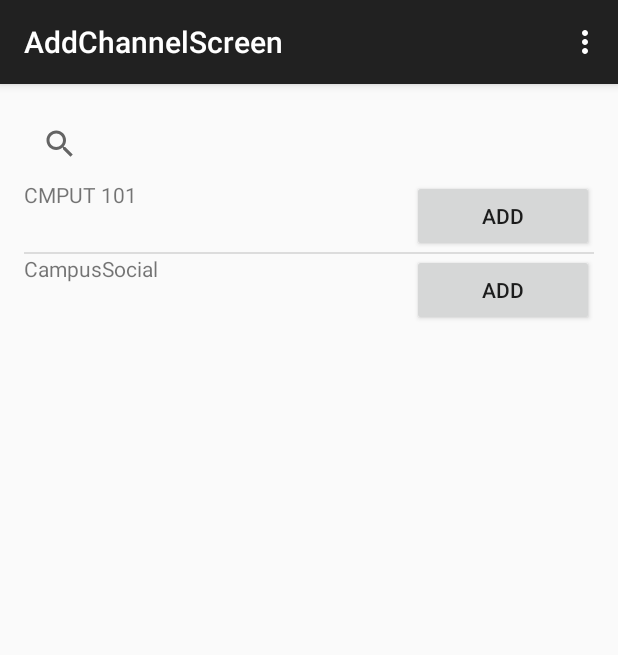
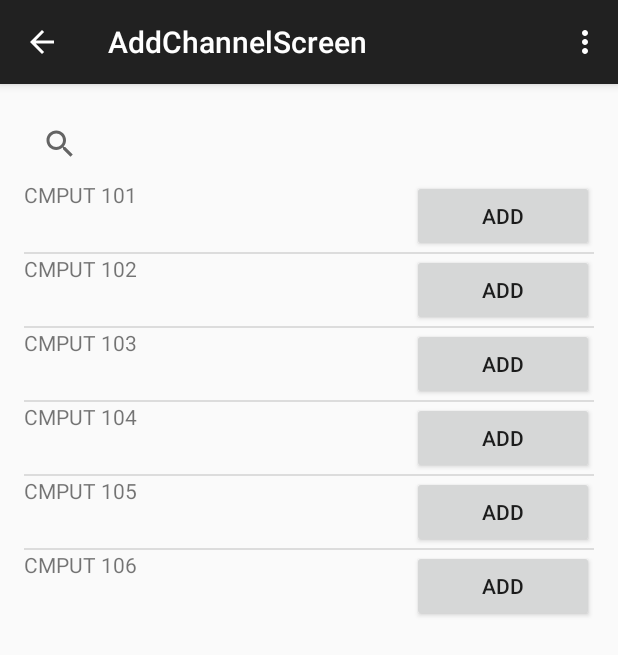
Before and after one commit to cfudge/ClassDiscuss, an Android app: the ChannelsAddActivity screen opened directly, with no data from a screen before it, on a phone screen of 412 x 824 dp. Shown: the top 655 px of the screen. Run offline under Robolectric (Android 15) with nearby library versions, the phone set to English and light mode, and no system bars.

Commit message:
big cleanup

```diff
--- a/ClassDiscuss/app/src/main/java/com/example/cmput401/classdiscuss/Singleton.java
+++ b/ClassDiscuss/app/src/main/java/com/example/cmput401/classdiscuss/Channels.java
@@ -1,31 +1,37 @@
 package com.example.cmput401.classdiscuss;
 
 import java.util.ArrayList;
-import java.util.Arrays;
 
 /**
  * Created by CMDF_Alien on 2/12/2015.
  * Follows the design pattern laid out here:
  * http://www.javaworld.com/article/2073352/core-java/simply-singleton.html
  */
-public class Singleton {
+public class Channels {
     public ArrayList<String> subscribedChannelList;
-    ArrayList<String> availableChannelList = new ArrayList<>(Arrays.asList("CMPUT 101", "CampusSocial"));
-    private static Singleton instance = null;
+    ArrayList<String> availableChannelList = new ArrayList<>();
+    private static Channels instance = null;
 
-    public ArrayList<String> myConnections;
     public ArrayList<String>displayMessage;
 
 
-    protected Singleton() {
+    protected Channels() {
         // Exists only to defeat instantiation.
+        availableChannelList.add("CMPUT 101");
+        availableChannelList.add("CMPUT 102");
+        availableChannelList.add("CMPUT 103");
+        availableChannelList.add("CMPUT 104");
+        availableChannelList.add("CMPUT 105");
+        availableChannelList.add("CMPUT 106");
+
         subscribedChannelList = new ArrayList<String>();
-        myConnections = new ArrayList<String>();
         displayMessage = new ArrayList<String>();
+
+
     }
-    public static Singleton getInstance() {
+    public static Channels getInstance() {
         if(instance == null) {
-            instance = new Singleton();
+            instance = new Channels();
         }
         return instance;
     }
--- a/ClassDiscuss/app/src/main/java/com/example/cmput401/classdiscuss/AddChannelScreen.java
+++ b/ClassDiscuss/app/src/main/java/com/example/cmput401/classdiscuss/ChannelsAddActivity.java
@@ -7,18 +7,18 @@
 import android.widget.ListView;
 
 
-public class AddChannelScreen extends ActionBarActivity {
+public class ChannelsAddActivity extends ActionBarActivity {
 
     ListView addChannelListView;
-    ChannelAddAdapter channelAdapter;
-    Singleton singleton;
+    ChannelsAddAdapter channelAdapter;
+    Channels channels;
 
     @Override
     protected void onCreate(Bundle savedInstanceState) {
         super.onCreate(savedInstanceState);
         setContentView(R.layout.activity_add_channel_screen);
-        singleton = Singleton.getInstance();
-        channelAdapter = new ChannelAddAdapter(this, singleton.availableChannelList, AddChannelScreen.this);
+        channels = Channels.getInstance();
+        channelAdapter = new ChannelsAddAdapter(this, channels.availableChannelList, ChannelsAddActivity.this);
 
         addChannelListView = (ListView) findViewById(R.id.add_channel_list_view);
         addChannelListView.setAdapter(channelAdapter);
--- a/ClassDiscuss/app/src/main/java/com/example/cmput401/classdiscuss/ChannelAddAdapter.java
+++ b/ClassDiscuss/app/src/main/java/com/example/cmput401/classdiscuss/ChannelsAddAdapter.java
@@ -16,19 +16,19 @@
 
 import java.util.ArrayList;
 
-public class ChannelAddAdapter extends ArrayAdapter<String>{
+public class ChannelsAddAdapter extends ArrayAdapter<String>{
 
     Context context;
     ArrayList<String> listItems;
     Activity activity;
-    Singleton singleton;
+    Channels channels;
 
-    ChannelAddAdapter(Context context, ArrayList<String> listItems, Activity activity){
+    ChannelsAddAdapter(Context context, ArrayList<String> listItems, Activity activity){
         super(context, R.layout.channel_list, listItems);
         this.context = context;
         this.listItems = listItems;
         this.activity = activity;
-        singleton = Singleton.getInstance();
+        channels = channels.getInstance();
     }
 
 
@@ -61,12 +61,12 @@
 
     //Alert Dialog that pops up and asks the user if they want to delete the channel
     public void add(final int position){
-        if(singleton.subscribedChannelList.contains(listItems.get(position))) {
+        if(channels.subscribedChannelList.contains(listItems.get(position))) {
             Toast.makeText(getContext(), "Already subscribed.",
                     Toast.LENGTH_SHORT).show();
             return;
         }
-        singleton.subscribedChannelList.add(listItems.get(position));
+        channels.subscribedChannelList.add(listItems.get(position));
     }
 
 }
--- a/ClassDiscuss/app/src/main/java/com/example/cmput401/classdiscuss/sideBarMenuActivity.java
+++ b/ClassDiscuss/app/src/main/java/com/example/cmput401/classdiscuss/sideBarMenuActivity.java
@@ -41,17 +41,17 @@
                 break;
             case R.id.action_myChannels:
                 Intent myChannels = new Intent();
-                myChannels.setClass(getApplicationContext(), MyChannelScreen.class);
+                myChannels.setClass(getApplicationContext(), MyChannelsActivity.class);
                 startActivity(myChannels);
                 break;
             case R.id.action_myConnections:
                 Intent activity = new Intent();
-                activity.setClass(getApplicationContext(), ConnectionList.class);
+                activity.setClass(getApplicationContext(), ConnectionsActivity.class);
                 startActivity(activity);
                 break;
             case R.id.action_edit_profile:
                 Intent edit = new Intent();
-                edit.setClass(getApplicationContext(), EditProfileActivity.class);
+                edit.setClass(getApplicationContext(), ProfileEditActivity.class);
                 startActivity(edit);
                 break;
             case R.id.action_settings:
```
Also changed, not shown: ClassDiscuss/app/src/main/AndroidManifest.xml (+12 -13 lines), ClassDiscuss/app/src/main/java/com/example/cmput401/classdiscuss/Connections.java (added, +26 -0 lines), ClassDiscuss/app/src/main/java/com/example/cmput401/classdiscuss/ConnectionsActivity.java (renamed from ClassDiscuss/app/src/main/java/com/example/cmput401/classdiscuss/ConnectionList.java, +10 -10 lines), ClassDiscuss/app/src/main/java/com/example/cmput401/classdiscuss/ConnectionsAdapter.java (+4 -7 lines), ClassDiscuss/app/src/main/java/com/example/cmput401/classdiscuss/MyChannelsActivity.java (renamed from ClassDiscuss/app/src/main/java/com/example/cmput401/classdiscuss/MyChannelScreen.java, +9 -9 lines), ClassDiscuss/app/src/main/java/com/example/cmput401/classdiscuss/MyChannelsAdapter.java (renamed from ClassDiscuss/app/src/main/java/com/example/cmput401/classdiscuss/CustomAdapter.java, +7 -11 lines), ClassDiscuss/app/src/main/java/com/example/cmput401/classdiscuss/ProfileEditActivity.java (renamed from ClassDiscuss/app/src/main/java/com/example/cmput401/classdiscuss/EditProfileActivity.java, +2 -5 lines).
